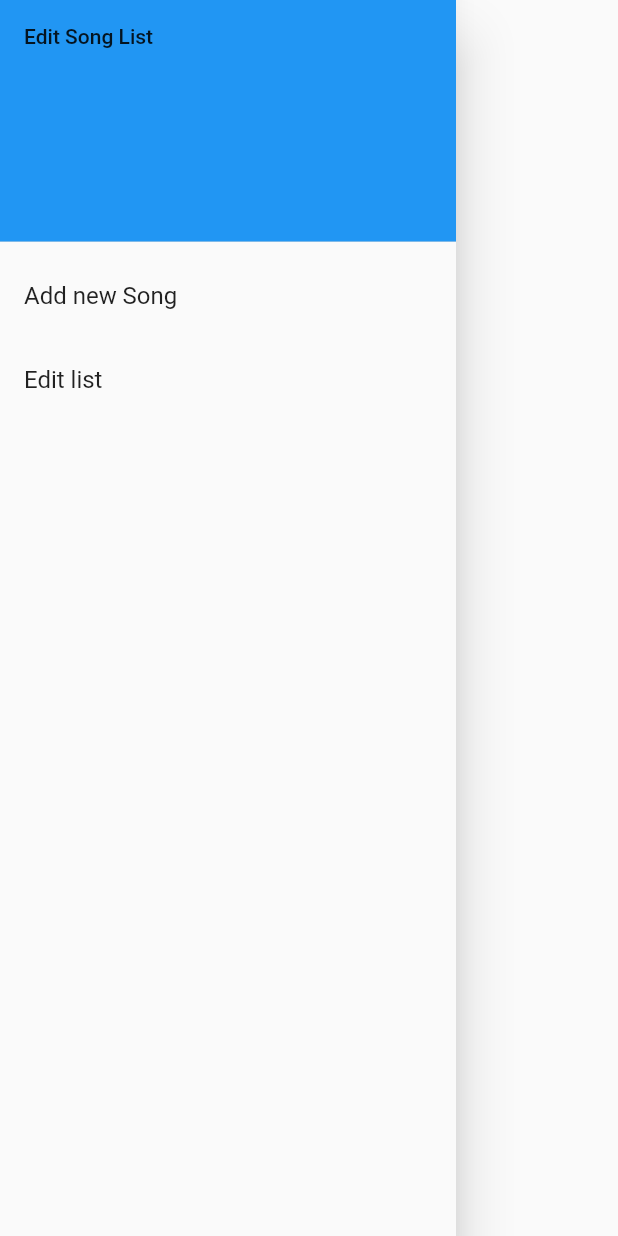
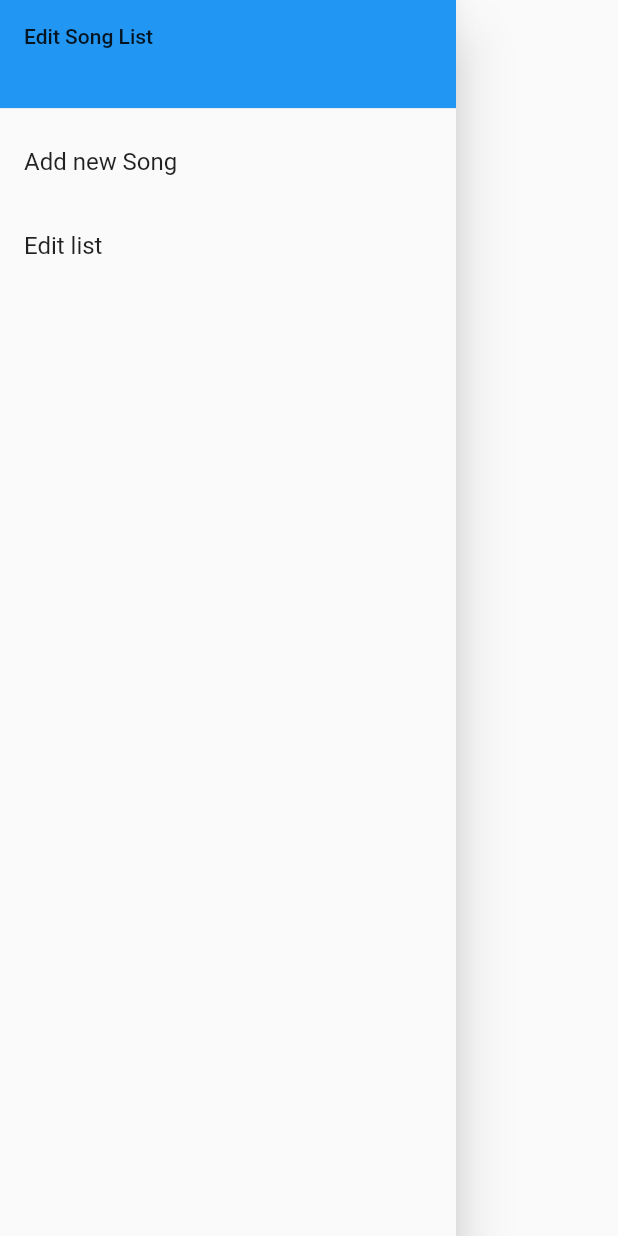
Before and after one commit to truemaxdh/flutter_musicplayer, a Flutter app: what getDrawerMenu() shows on an empty page, opened directly, on a phone screen of 412 x 824 dp. Run offline on Flutter 3.47's test engine with Material 2 defaults, Android fonts, the phone set to English and light mode, and no system bars; our stand-ins replace audioplayers, hive, hive_flutter; missing offline and left inert: webviewx; accounts and stored records are empty; statements that could not run were skipped.

Commit message:
Update drawerMenu.dart

```diff
--- a/lib/drawerMenu.dart
+++ b/lib/drawerMenu.dart
@@ -6,11 +6,15 @@ Drawer getDrawerMenu(context) {
       // Important: Remove any padding from the ListView.
       padding: EdgeInsets.zero,
       children: [
-        const DrawerHeader(
-          decoration: BoxDecoration(
-            color: Colors.blue,
+
+        const SizedBox(
+          height: 80.0,
+          child: DrawerHeader(
+            decoration: BoxDecoration(
+              color: Colors.blue,
+            ),
+            child: Text('Edit Song List'),
           ),
-          child: Text('Edit Song List'),
         ),
         ListTile(
           title: const Text('Add new Song'),
```
